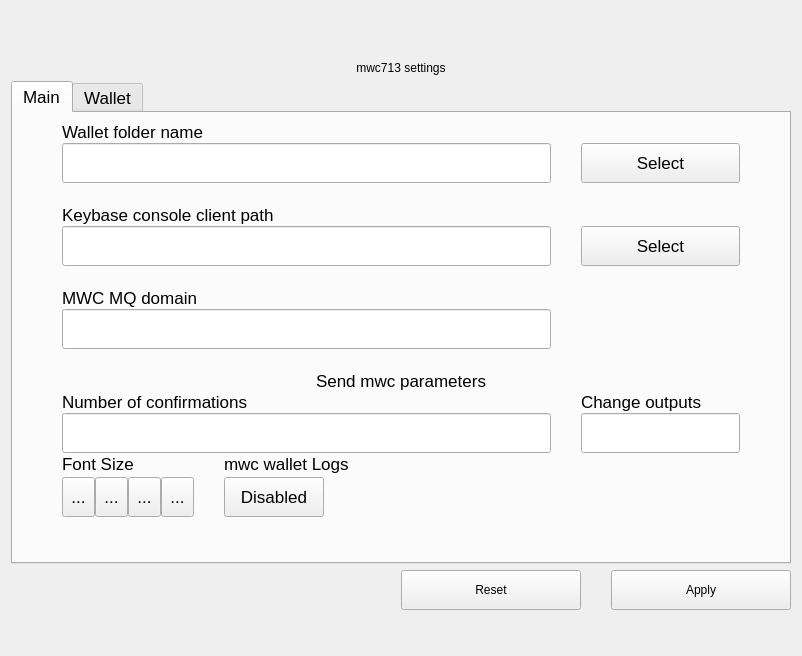
This is windows/x_walletconfig.ui in 0xkobe/mwc-wallet as Qt 5 draws it before an edit. The edited form follows.
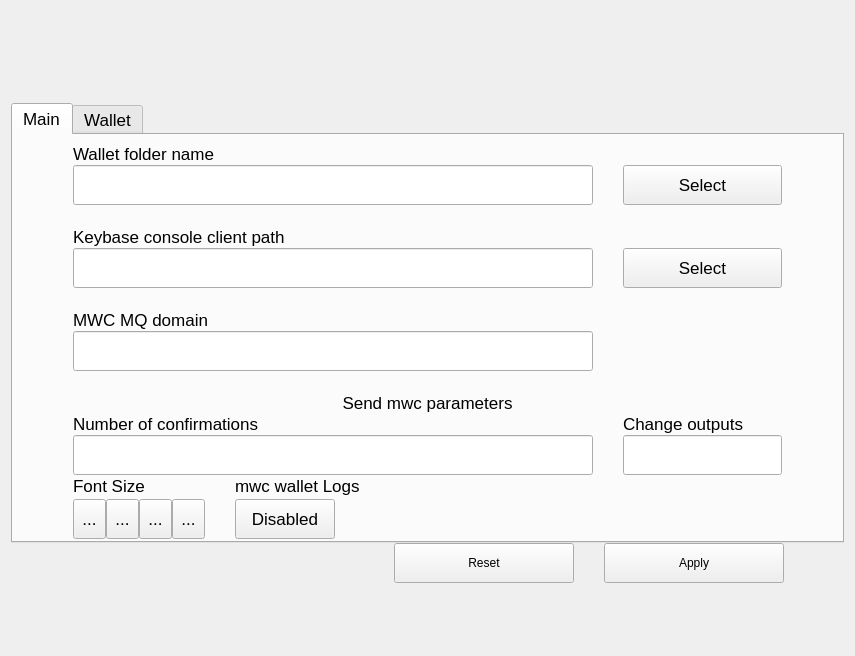
This is the edited form. Icons and pictures are not drawn. Custom widgets are drawn as their Qt base class.

Commit message: https://github.com/mwcproject/mwc-qt-wallet/issues/314

What changed in the file:
```diff
--- a/windows/x_walletconfig.ui
+++ b/windows/x_walletconfig.ui
@@ -6,48 +6,41 @@
    <rect>
     <x>0</x>
     <y>0</y>
-    <width>802</width>
+    <width>855</width>
     <height>656</height>
    </rect>
   </property>
   <property name="windowTitle">
    <string>Form</string>
   </property>
-  <layout class="QVBoxLayout" name="verticalLayout_9">
+  <layout class="QVBoxLayout" name="verticalLayout_9" stretch="3,0,0,2">
+   <property name="spacing">
+    <number>0</number>
+   </property>
    <item>
     <spacer name="verticalSpacer_5">
      <property name="orientation">
       <enum>Qt::Vertical</enum>
      </property>
      <property name="sizeType">
-      <enum>QSizePolicy::Minimum</enum>
+      <enum>QSizePolicy::Expanding</enum>
      </property>
      <property name="sizeHint" stdset="0">
       <size>
        <width>20</width>
-       <height>50</height>
+       <height>0</height>
       </size>
      </property>
     </spacer>
    </item>
-   <item>
-    <widget class="control::MwcLabelLarge" name="label_7">
-     <property name="maximumSize">
-      <size>
-       <width>50000</width>
-       <height>16777215</height>
-      </size>
-     </property>
-     <property name="text">
-      <string>mwc713 settings</string>
-     </property>
-     <property name="alignment">
-      <set>Qt::AlignCenter</set>
-     </property>
-    </widget>
-   </item>
    <item>
     <widget class="QTabWidget" name="tabWidget">
+     <property name="maximumSize">
+      <size>
+       <width>16777215</width>
+       <height>440</height>
+      </size>
+     </property>
      <property name="font">
       <font>
        <pointsize>13</pointsize>
@@ -75,6 +68,18 @@
        <string>Main</string>
       </attribute>
       <layout class="QVBoxLayout" name="verticalLayout_5">
+       <property name="spacing">
+        <number>0</number>
+       </property>
+       <property name="leftMargin">
+        <number>20</number>
+       </property>
+       <property name="rightMargin">
+        <number>20</number>
+       </property>
+       <property name="bottomMargin">
+        <number>0</number>
+       </property>
        <item>
         <layout class="QHBoxLayout" name="horizontalLayout_4" stretch="0,0,0">
          <property name="sizeConstraint">
@@ -1003,6 +1008,22 @@
          </property>
         </widget>
        </item>
+       <item>
+        <spacer name="horizontalSpacer_4">
+         <property name="orientation">
+          <enum>Qt::Horizontal</enum>
+         </property>
+         <property name="sizeType">
+          <enum>QSizePolicy::Fixed</enum>
+         </property>
+         <property name="sizeHint" stdset="0">
+          <size>
+           <width>60</width>
+           <height>20</height>
+          </size>
+         </property>
+        </spacer>
+       </item>
       </layout>
      </item>
     </layout>
@@ -1015,7 +1036,7 @@
      <property name="sizeHint" stdset="0">
       <size>
        <width>20</width>
-       <height>70</height>
+       <height>0</height>
       </size>
      </property>
     </spacer>
@@ -1023,6 +1044,11 @@
   </layout>
  </widget>
  <customwidgets>
+  <customwidget>
+   <class>control::MwcLabelLarge</class>
+   <extends>QLabel</extends>
+   <header>control/MwcLabel.h</header>
+  </customwidget>
   <customwidget>
    <class>control::MwcPushButtonNormal</class>
    <extends>QPushButton</extends>
@@ -1038,11 +1064,6 @@
    <extends>QLabel</extends>
    <header>control/MwcLabel.h</header>
   </customwidget>
-  <customwidget>
-   <class>control::MwcLabelLarge</class>
-   <extends>QLabel</extends>
-   <header>control/MwcLabel.h</header>
-  </customwidget>
  </customwidgets>
  <tabstops>
   <tabstop>mwc713directoryEdit</tabstop>
```
